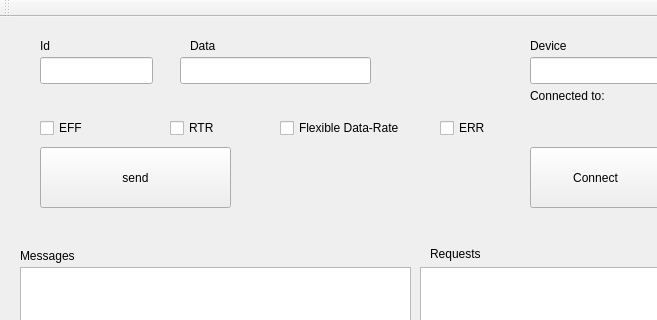
This is examples/serialbus/can/mainwindow.ui in qt/qtserialbus as Qt 5 draws it before an edit; both pictures show x 0 to 657 and y 0 to 320 of the 1254 by 852 pixel window. The edited form follows.
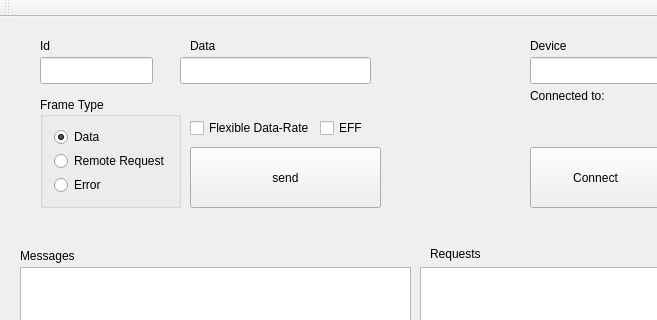
This is the edited form.

Commit message:
Make frame type decision exclusive
The example UI must not create ambiguous situations where the user can
select remote and error frame type at the same time. This patch
adds a groupbox permitting mutually exclusive selection of the
frame type.

```diff
--- a/examples/serialbus/can/mainwindow.ui
+++ b/examples/serialbus/can/mainwindow.ui
@@ -27,7 +27,7 @@
    <widget class="QPushButton" name="sendButton">
     <property name="geometry">
      <rect>
-      <x>40</x>
+      <x>190</x>
       <y>130</y>
       <width>191</width>
       <height>61</height>
@@ -86,7 +86,7 @@
    <widget class="QCheckBox" name="EFF">
     <property name="geometry">
      <rect>
-      <x>40</x>
+      <x>320</x>
       <y>100</y>
       <width>97</width>
       <height>22</height>
@@ -96,19 +96,6 @@
      <string>EFF</string>
     </property>
    </widget>
-   <widget class="QCheckBox" name="RTR">
-    <property name="geometry">
-     <rect>
-      <x>170</x>
-      <y>100</y>
-      <width>97</width>
-      <height>22</height>
-     </rect>
-    </property>
-    <property name="text">
-     <string>RTR</string>
-    </property>
-   </widget>
    <widget class="QListWidget" name="requestList">
     <property name="geometry">
      <rect>
@@ -171,7 +158,7 @@
    <widget class="QCheckBox" name="fdBox">
     <property name="geometry">
      <rect>
-      <x>280</x>
+      <x>190</x>
       <y>100</y>
       <width>161</width>
       <height>22</height>
@@ -181,19 +168,6 @@
      <string>Flexible Data-Rate</string>
     </property>
    </widget>
-   <widget class="QCheckBox" name="ERR">
-    <property name="geometry">
-     <rect>
-      <x>440</x>
-      <y>100</y>
-      <width>97</width>
-      <height>22</height>
-     </rect>
-    </property>
-    <property name="text">
-     <string>ERR</string>
-    </property>
-   </widget>
    <widget class="QPushButton" name="connectButton">
     <property name="geometry">
      <rect>
@@ -266,6 +240,48 @@
      <string>Plugin</string>
     </property>
    </widget>
+   <widget class="QGroupBox" name="groupBox">
+    <property name="geometry">
+     <rect>
+      <x>40</x>
+      <y>80</y>
+      <width>141</width>
+      <height>111</height>
+     </rect>
+    </property>
+    <property name="title">
+     <string>Frame Type</string>
+    </property>
+    <property name="checkable">
+     <bool>false</bool>
+    </property>
+    <layout class="QVBoxLayout" name="verticalLayout">
+     <item>
+      <widget class="QRadioButton" name="dataFrame">
+       <property name="text">
+        <string>Data</string>
+       </property>
+       <property name="checked">
+        <bool>true</bool>
+       </property>
+      </widget>
+     </item>
+     <item>
+      <widget class="QRadioButton" name="remoteFrame">
+       <property name="text">
+        <string>Remote Request</string>
+       </property>
+      </widget>
+     </item>
+     <item>
+      <widget class="QRadioButton" name="errorFrame">
+       <property name="text">
+        <string>Error</string>
+       </property>
+      </widget>
+     </item>
+    </layout>
+   </widget>
   </widget>
   <widget class="QMenuBar" name="menuBar">
    <property name="geometry">
```
Left out of the diff: 2 changed lines with no effect on the pictures. The commit also changes 1 other file.
